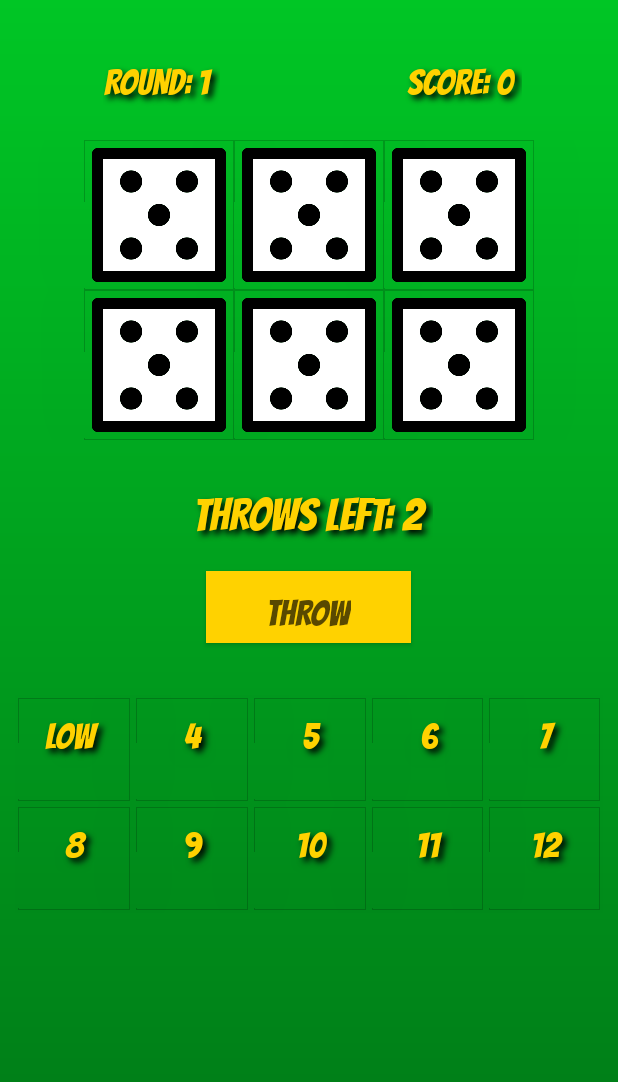
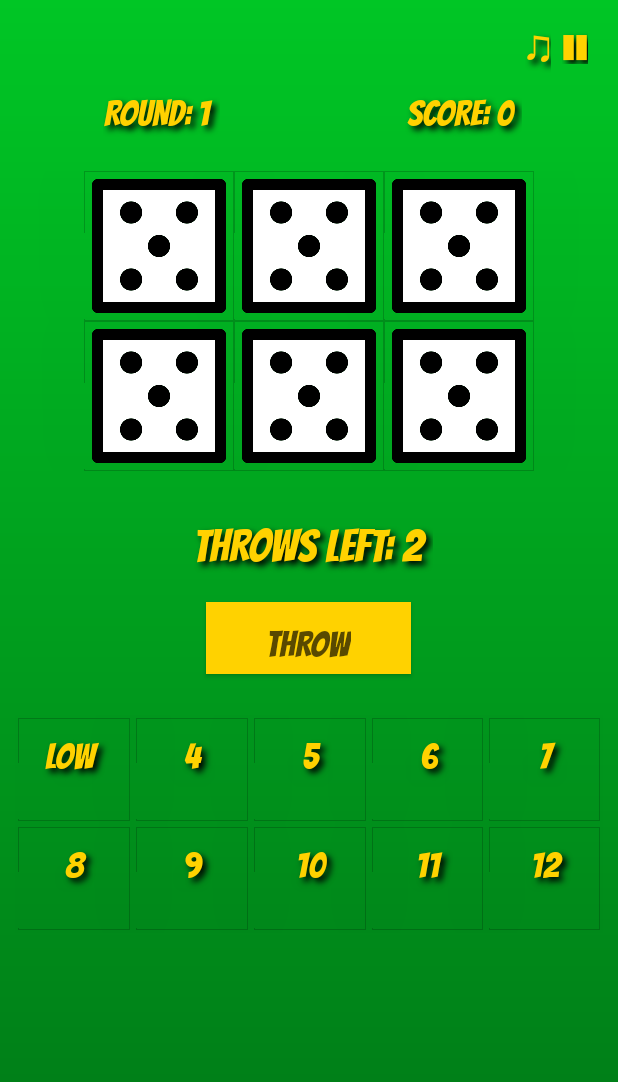
Before and after one commit to antonjolsson/Thirty, an Android app: the screen it shows after launch (GameActivity), on a phone screen of 412 x 824 dp. Shown: the top 1082 px of the screen. Run offline under Robolectric (Android 15) with nearby library versions, the phone set to English and light mode, and no system bars.

Commit message:
Play/pause muzak

```diff
--- a/app/src/main/java/com/antware/thirty/GameActivity.java
+++ b/app/src/main/java/com/antware/thirty/GameActivity.java
@@ -36,10 +36,11 @@ public class GameActivity extends AppCompatActivity {
     private static final int DICE_ANIMATION_FRAME_DUR = 100;
     private static final int SCORE_ANIM_FRAME_DUR = 50;
     private static final int COMB_PICKED_SOUND_DUR = 600;
-    private static final float INCREASE_POINT_VOLUME = 0.5f;
-    private static final float MUSIC_VOLUME = 0.5f;
+    private static final float INCREASE_POINT_VOLUME = 0.3f;
+    private static final float LARGE_TEXT_SIZE = 24;
+    private static final float SMALL_TEXT_SIZE = 18;
 
-    TextView roundsView, scoreView, throwsView;
+    TextView roundsView, scoreView, throwsView, musicControlView;
     Button throwButton, resultButton;
     List<CardView> combViews = new ArrayList<>();
     ImageView[] diceViews = new ImageView[6];
@@ -49,6 +50,7 @@ public class GameActivity extends AppCompatActivity {
     private SoundPool soundPool;
 
     Intent musicIntent;
+    boolean playMusic = true;
 
     @Override
     protected void onCreate(Bundle savedInstanceState) {
@@ -106,9 +108,35 @@ public class GameActivity extends AppCompatActivity {
                 showDetailedScore();
             }
         });
+        musicControlView = findViewById(R.id.playView);
+        musicControlView.setOnClickListener(new View.OnClickListener() {
+            @Override
+            public void onClick(View view) {
+                toggleMusic();
+            }
+        });
+
+        musicIntent = new Intent(this, MusicService.class);
+        if (playMusic)
+            startService(musicIntent);
 
         initCombinations();
         initDice();
+    }
+
+    private void toggleMusic() {
+        if (playMusic) {
+            stopService(musicIntent);
+            musicControlView.setText(R.string.play);
+            musicControlView.setTextSize(LARGE_TEXT_SIZE);
+            playMusic = false;
+        }
+        else {
+            startService(musicIntent);
+            musicControlView.setText(R.string.pause);
+            musicControlView.setTextSize(SMALL_TEXT_SIZE);
+            playMusic = true;
+        }
     }
 
     private void loadSounds(final boolean rollDice) {
--- a/app/src/main/java/com/antware/thirty/MusicService.java
+++ b/app/src/main/java/com/antware/thirty/MusicService.java
@@ -5,14 +5,12 @@ import android.content.Intent;
 import android.media.MediaPlayer;
 import android.os.IBinder;
 
-import androidx.annotation.Nullable;
-
 public class MusicService extends Service {
 
-    private static final String TAG = null;
     private static final float MUSIC_VOLUME = 0.5f;
 
     MediaPlayer player;
+    private static int currentPos = 0;
 
     public IBinder onBind(Intent arg0) {
 
@@ -27,33 +25,16 @@ public class MusicService extends Service {
 
     }
     public int onStartCommand(Intent intent, int flags, int startId) {
+        player.seekTo(currentPos);
         player.start();
         return START_STICKY;
     }
 
-    public void onStart(Intent intent, int startId) {
-        // TO DO
-    }
-
-    public void onStop() {
-        player.pause();
-    }
-    public void onPause() {
-        player.pause();
-    }
-
-    public void onResume() {
-        player.start();
-    }
-
     @Override
     public void onDestroy() {
+        currentPos = player.getCurrentPosition();
         player.stop();
         player.release();
     }
 
-    @Override
-    public void onLowMemory() {
-
-    }
 }
--- a/app/src/main/res/layout/activity_main.xml
+++ b/app/src/main/res/layout/activity_main.xml
@@ -5,23 +5,55 @@
     android:layout_width="match_parent"
     android:layout_height="match_parent"
     android:background="@drawable/background"
+    android:foregroundTint="@color/colorAccent"
+
     android:orientation="vertical"
-
     tools:context=".GameActivity">
 
     <Space
         android:layout_width="match_parent"
-        android:layout_height="19dp" />
+        android:layout_height="11dp" />
 
     <LinearLayout
-        android:layout_width="match_parent"
+        android:layout_width="wrap_content"
         android:layout_height="wrap_content"
-        android:orientation="horizontal"></LinearLayout>
+        android:layout_gravity="right"
+        android:orientation="horizontal">
+
+        <TextView
+            android:id="@+id/textView3"
+            style="@style/smallText"
+            android:layout_width="wrap_content"
+            android:layout_height="wrap_content"
+            android:layout_gravity="center"
+            android:layout_marginTop="-2dp"
+            android:layout_weight="1"
+            android:gravity="center"
+            android:text="@string/music"
+            android:textSize="30sp" />
+
+        <Space
+            android:layout_width="7dp"
+            android:layout_height="wrap_content"
+            android:layout_weight="1" />
+
+        <TextView
+            android:id="@+id/playView"
+            style="@style/smallText"
+            android:layout_width="wrap_content"
+            android:layout_height="wrap_content"
+            android:layout_gravity="right|center_vertical"
+            android:layout_marginEnd="20dp"
+            android:gravity="center"
+            android:text="@string/pause"
+            android:textSize="18sp" />
+    </LinearLayout>
 
     <LinearLayout
         android:layout_width="wrap_content"
         android:layout_height="wrap_content"
         android:layout_gravity="center"
+        android:layout_marginTop="-10dp"
         android:gravity="center|center_horizontal"
         android:orientation="horizontal">
 
@@ -35,6 +67,7 @@
             android:fontFamily="@font/bangers"
             android:outlineProvider="bounds"
             android:padding="10dp"
+            android:paddingTop="0dp"
             android:shadowColor="@android:color/black"
             android:shadowDx="4"
             android:shadowDy="4"
@@ -50,6 +83,7 @@
             android:layout_weight="1"
             android:fontFamily="@font/bangers"
             android:padding="10dp"
+            android:paddingTop="0dp"
             android:shadowColor="@android:color/black"
             android:shadowDx="4"
             android:shadowDy="4"
@@ -202,13 +236,13 @@
         android:textSize="30sp" />
 
     <LinearLayout
-        android:animateLayoutChanges="true"
         android:layout_width="match_parent"
         android:layout_height="wrap_content"
+        android:animateLayoutChanges="true"
+        android:clipToPadding="false"
         android:gravity="center"
         android:orientation="horizontal"
-        android:padding="5dp"
-        android:clipToPadding="false">
+        android:padding="5dp">
 
         <Button
             android:id="@+id/throwButton"
@@ -245,7 +279,7 @@
 
     <Space
         android:layout_width="match_parent"
-        android:layout_height="29dp" />
+        android:layout_height="22dp" />
 
     <TableLayout
         android:id="@+id/combTable"
--- a/app/src/main/res/values/strings.xml
+++ b/app/src/main/res/values/strings.xml
@@ -23,4 +23,7 @@
     <string name="results_round"><u>ROUND</u></string>
     <string name="top_score">̅ ̅ ̅ ̅ ̅ ̅ ̅ ̅ ̅ ̅ ̅ ̅ ̅ ̅ ̅ ̅ ̅ ̅ ̅ ̅ ̅ ̅ ̅ ̅ ̅ ̅ ̅ ̅ ̅ ̅ ̅ ̅ ̅ ̅ ̅ ̅ ̅ ̅ ̅ ̅ ̅ ̅ ̅ ̅ ̅ ̅ ̅ ̅ ̅ ̅ ̅ ̅ ̅ ̅ ̅ ̅ ̅ ̅ ̅ ̅ ̅ ̅ ̅ ̅</string>
     <string name="back">BACK</string>
+    <string name="music">♫</string>
+    <string name="pause">❚❚</string>
+    <string name="play">►</string>
 </resources>
```
